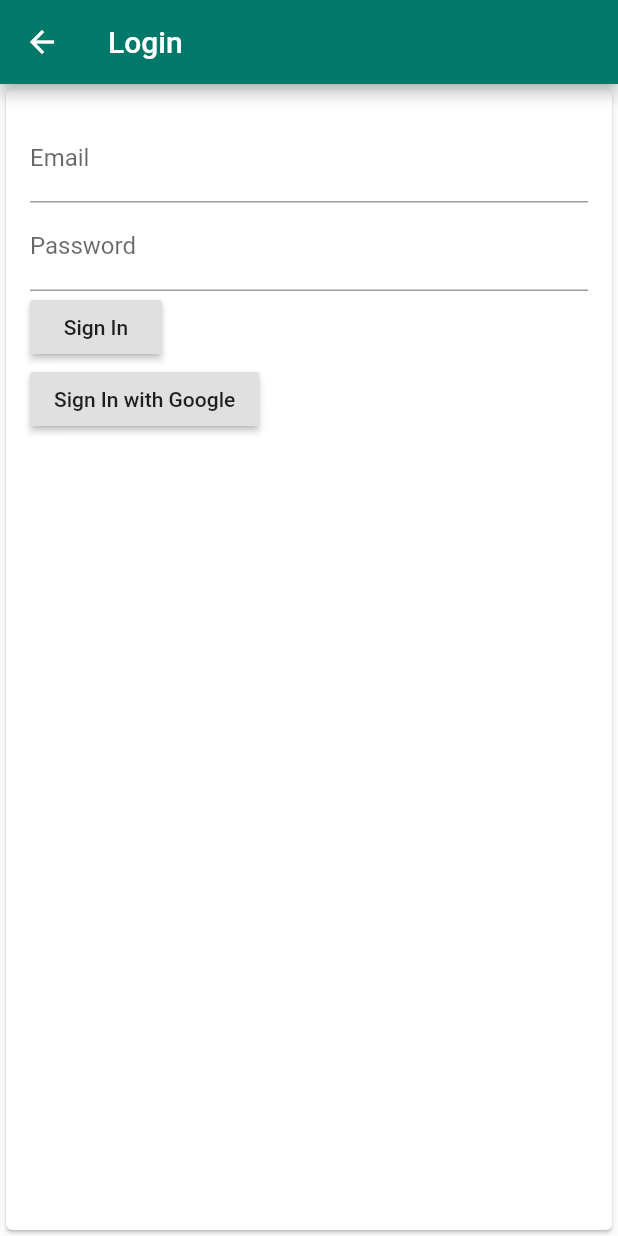
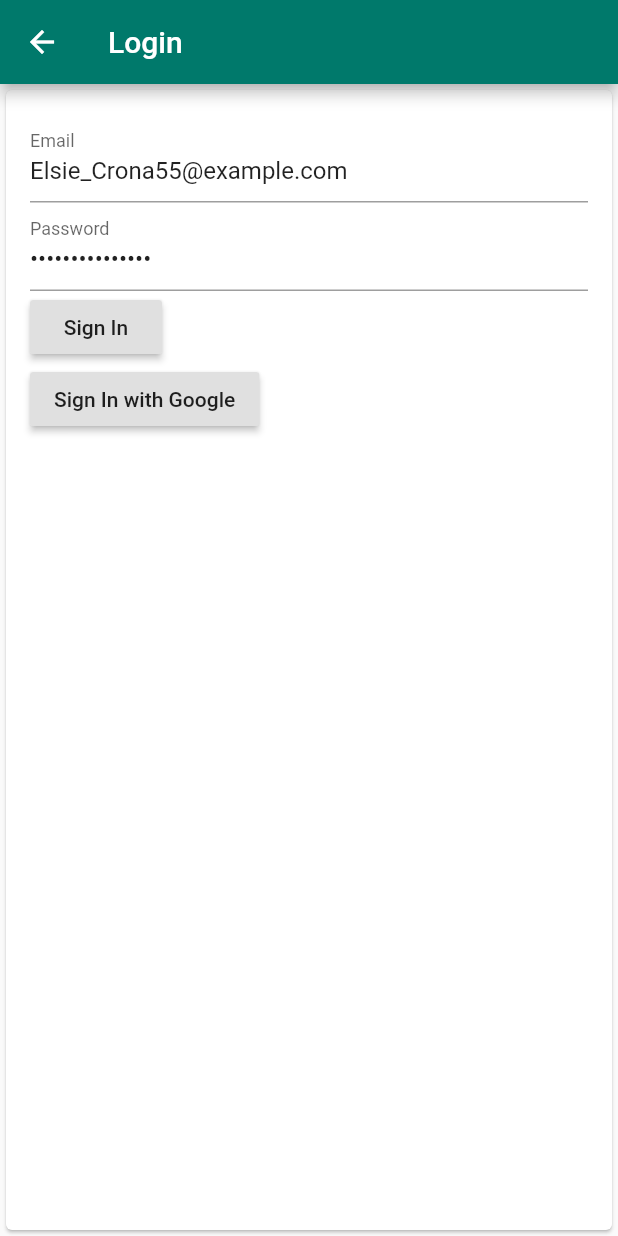
Before and after one commit to nicoloalbergoni/DIMA-Project-2020-2021, a Flutter app: the DebugScreen screen opened by its route, after a tap on "Try redux state change", after a tap on "Login Page", on a phone screen of 412 x 824 dp. Run offline on Flutter 3.47's test engine with Material 2 defaults, Android fonts, the phone set to English and light mode, and no system bars; our stand-ins replace carousel_slider, cloud_firestore, easy_localization, firebase_auth, firebase_core, firebase_storage and 5 more; missing offline and left inert: flutter_downloader, flutter_unity_widget, redux_logging; accounts and stored records are empty; network calls fail.

Commit message:
Add avatar icon to side menu

```diff
--- a/lib/ui/screens/login_screen.dart
+++ b/lib/ui/screens/login_screen.dart
@@ -20,6 +20,7 @@ class _LoginScreenState extends State<LoginScreen> {
   final GlobalKey<FormState> _formKey = GlobalKey<FormState>();
   final TextEditingController _emailController = TextEditingController();
   final TextEditingController _passwordController = TextEditingController();
+
 
 
   @override
@@ -45,7 +46,8 @@ class _LoginScreenState extends State<LoginScreen> {
                       crossAxisAlignment: CrossAxisAlignment.start,
                       children: <Widget>[
                         TextFormField(
-                          controller: _emailController,
+                          // TODO: Remove initial value in production
+                          controller: _emailController..text = "Elsie_Crona55@example.com",
                           decoration: const InputDecoration(labelText: 'Email'),
                           validator: (String value) {
                             if (value.isEmpty) return 'Please enter some text';
@@ -53,9 +55,9 @@ class _LoginScreenState extends State<LoginScreen> {
                           },
                         ),
                         TextFormField(
-                          controller: _passwordController,
-                          decoration:
-                          const InputDecoration(labelText: 'Password'),
+                          // TODO: Remove initial value in production
+                          controller: _passwordController..text = "R5Z3IDE8lkaofwu",
+                          decoration: const InputDecoration(labelText: 'Password'),
                           validator: (String value) {
                             if (value.isEmpty) return 'Please enter some text';
                             return null;
--- a/lib/ui/widgets/side_menu.dart
+++ b/lib/ui/widgets/side_menu.dart
@@ -1,3 +1,4 @@
+import 'package:cloud_firestore/cloud_firestore.dart';
 import 'package:easy_localization/easy_localization.dart';
 import 'package:firebase_auth/firebase_auth.dart';
 import 'package:flutter/material.dart';
@@ -5,6 +6,8 @@ import 'package:flutter_redux/flutter_redux.dart';
 import 'package:realiteye/generated/locale_keys.g.dart';
 import 'package:realiteye/redux/actions.dart';
 import 'package:realiteye/redux/app_state.dart';
+import 'package:realiteye/ui/widgets/firebase_doc_future_builder.dart';
+import 'package:realiteye/utils/data_service.dart';
 import 'package:realiteye/utils/utils.dart';
 import 'package:realiteye/view_models/side_menu_vm.dart';
 
@@ -24,20 +27,56 @@ class SideMenu extends StatelessWidget {
               firebaseUser: store.state.firebaseUser,
               switchThemeCallback: (mode) =>
                   store.dispatch(SwitchThemeAction(mode)),
-          logoutUser: () =>
-              store.dispatch(FirebaseLogoutAction())
-      );
-    }, builder: (context, viewModel) {
-      return Column(children: [
+              logoutUser: () => store.dispatch(FirebaseLogoutAction()));
+        },
+        builder: (context, viewModel) {
+          return Column(
+            children: [
               Expanded(
                 child: ListView(
                   // Important: Remove any padding from the ListView.
                   padding: EdgeInsets.zero,
                   children: <Widget>[
-              DrawerHeader(
-                child: Text('Drawer Header'),
+                    SizedBox(
+                      height: 150,
+                      child: DrawerHeader(
                         decoration: BoxDecoration(
-                  color: Colors.blue,
+                          color: Theme.of(context).primaryColor,
+                        ),
+                        child: Column(
+                          mainAxisAlignment: MainAxisAlignment.spaceBetween,
+                          crossAxisAlignment: CrossAxisAlignment.center,
+                          children: [
+                            (viewModel.firebaseUser != null)
+                                ? FirebaseDocFutureBuilder(
+                                    getUserDocument(viewModel.firebaseUser.uid),
+                                    (userData) {
+                                    return CircleAvatar(
+                                      radius: 30,
+                                      backgroundImage:
+                                          NetworkImage(userData['photoURL']),
+                                    );
+                                  })
+                                : CircleAvatar(
+                                    radius: 30,
+                                    backgroundColor: Colors.transparent,
+                                    foregroundColor: Colors.white,
+                                    // TODO: Make icon have the same size of the circle avatar
+                                    child: Icon(
+                                      Icons.account_circle,
+                                      size: 62,
+                                    ),
+                                  ),
+                            Padding(
+                                padding: EdgeInsets.only(bottom: 5),
+                                child: Text(
+                                  viewModel.firebaseUser != null
+                                      ? viewModel.firebaseUser.email
+                                      : 'Guest',
+                                  style: TextStyle(color: Colors.white,),
+                                ))
+                          ],
+                        ),
                       ),
                     ),
                     ..._buildMenuItems(viewModel, context),
@@ -89,15 +128,18 @@ class SideMenu extends StatelessWidget {
                           padding: EdgeInsets.only(right: 10))
                 ],
               ),
-      ]);
-    }));
+            ],
+          );
+        },
+      ),
+    );
   }
 }
 
-
-List<Widget> _buildMenuItems(SideMenuViewModel viewModel, BuildContext context) {
-  return (viewModel.firebaseUser != null) ?
-  <Widget>[
+List<Widget> _buildMenuItems(
+    SideMenuViewModel viewModel, BuildContext context) {
+  return (viewModel.firebaseUser != null)
+      ? <Widget>[
           ListTile(
             title: Text(LocaleKeys.drawer_account.tr()),
             leading: Icon(Icons.account_box),
@@ -122,7 +164,11 @@ List<Widget> _buildMenuItems(SideMenuViewModel viewModel, BuildContext context)
               Navigator.popAndPushNamed(context, '/cart');
             },
           ),
-    Divider(thickness: 3, indent: 10, endIndent: 10,),
+          Divider(
+            thickness: 3,
+            indent: 10,
+            endIndent: 10,
+          ),
           ListTile(
             title: Text(LocaleKeys.drawer_logout.tr()),
             leading: Icon(Icons.logout),
@@ -138,7 +184,7 @@ List<Widget> _buildMenuItems(SideMenuViewModel viewModel, BuildContext context)
         ]
       : <Widget>[
           ListTile(
-      title: Text(LocaleKeys.drawer_login),
+            title: Text(LocaleKeys.drawer_login.tr()),
             leading: Icon(Icons.login),
             onTap: () async {
               final message = await Navigator.pushNamed(context, "/login");
--- a/lib/utils/data_service.dart
+++ b/lib/utils/data_service.dart
@@ -29,6 +29,11 @@ void addUser(User user, Map<String, dynamic> userData) async {
   }
 }
 
+Future<DocumentSnapshot> getUserDocument(String userUID) async {
+  // TODO: Handle error cases
+   return users.doc(userUID).get();
+}
+
 Future<QuerySnapshot> getUserInProgressOrders(String uid) async {
   DocumentSnapshot user = await users.doc(uid).get();
   return user.reference.collection('orders').where('in_progress', isEqualTo: true).get();
```
Lines whose indentation alone changed are shown as unchanged.
